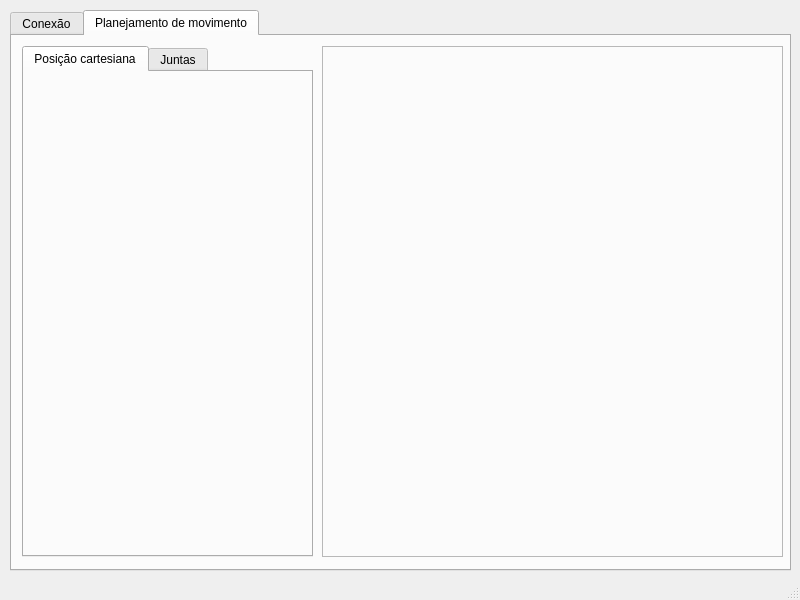
First picture: the form in programa/untitled.ui, repository joselitolima21/motion-planning-plot, before the edit.
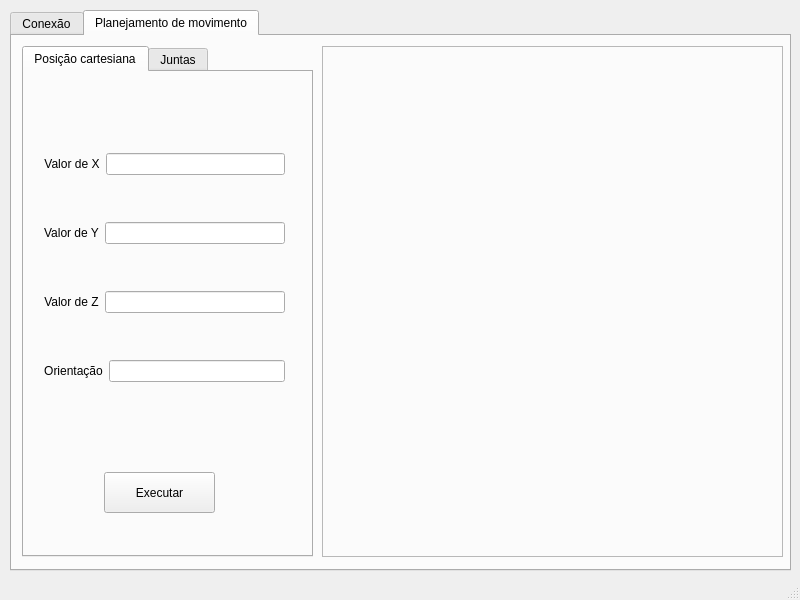
Second picture: the form after the edit. The open tabs and pages were chosen to show the change.

Commit message: testando receber ao mesmo tempo

What changed in the file:
```diff
--- a/programa/untitled.ui
+++ b/programa/untitled.ui
@@ -82,6 +82,99 @@
        <attribute name="title">
         <string>Posição cartesiana</string>
        </attribute>
+       <widget class="QWidget" name="verticalLayoutWidget_2">
+        <property name="geometry">
+         <rect>
+          <x>20</x>
+          <y>40</y>
+          <width>241</width>
+          <height>311</height>
+         </rect>
+        </property>
+        <layout class="QVBoxLayout" name="verticalLayout_3">
+         <item>
+          <layout class="QHBoxLayout" name="horizontalLayout_16">
+           <item>
+            <widget class="QLabel" name="label_18">
+             <property name="text">
+              <string>Valor de X</string>
+             </property>
+             <property name="alignment">
+              <set>Qt::AlignCenter</set>
+             </property>
+            </widget>
+           </item>
+           <item>
+            <widget class="QLineEdit" name="lineEdit_17"/>
+           </item>
+          </layout>
+         </item>
+         <item>
+          <layout class="QHBoxLayout" name="horizontalLayout_10">
+           <item>
+            <widget class="QLabel" name="label_12">
+             <property name="text">
+              <string>Valor de Y</string>
+             </property>
+             <property name="alignment">
+              <set>Qt::AlignCenter</set>
+             </property>
+            </widget>
+           </item>
+           <item>
+            <widget class="QLineEdit" name="lineEdit_11"/>
+           </item>
+          </layout>
+         </item>
+         <item>
+          <layout class="QHBoxLayout" name="horizontalLayout_17">
+           <item>
+            <widget class="QLabel" name="label_19">
+             <property name="text">
+              <string>Valor de Z</string>
+             </property>
+             <property name="alignment">
+              <set>Qt::AlignCenter</set>
+             </property>
+            </widget>
+           </item>
+           <item>
+            <widget class="QLineEdit" name="lineEdit_18"/>
+           </item>
+          </layout>
+         </item>
+         <item>
+          <layout class="QHBoxLayout" name="horizontalLayout_18">
+           <item>
+            <widget class="QLabel" name="label_20">
+             <property name="text">
+              <string>Orientação</string>
+             </property>
+             <property name="alignment">
+              <set>Qt::AlignCenter</set>
+             </property>
+            </widget>
+           </item>
+           <item>
+            <widget class="QLineEdit" name="lineEdit_19"/>
+           </item>
+          </layout>
+         </item>
+        </layout>
+       </widget>
+       <widget class="QPushButton" name="pushButton_2">
+        <property name="geometry">
+         <rect>
+          <x>80</x>
+          <y>400</y>
+          <width>111</width>
+          <height>41</height>
+         </rect>
+        </property>
+        <property name="text">
+         <string>Executar</string>
+        </property>
+       </widget>
       </widget>
       <widget class="QWidget" name="tab_2">
        <attribute name="title">
```
Left out of the diff: 2 changed lines with no effect on the pictures. The commit also changes 1 other file.
